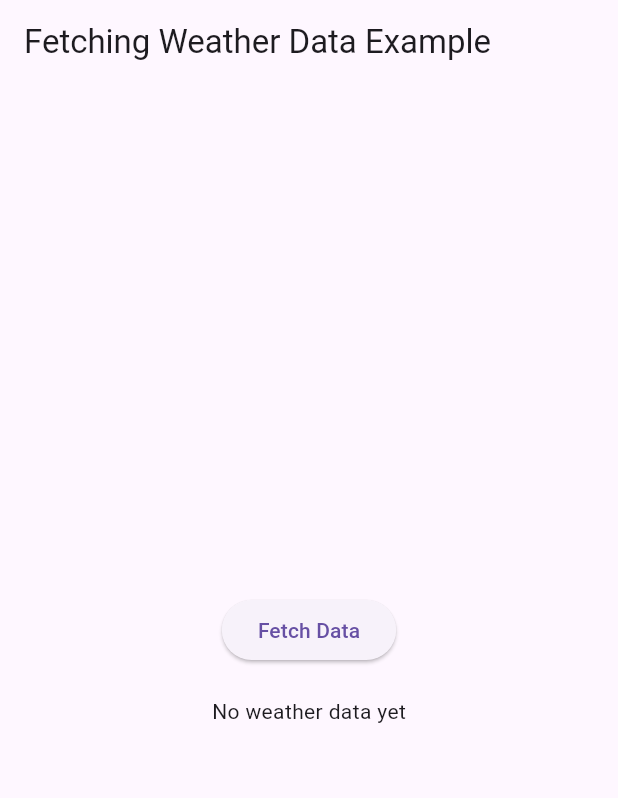
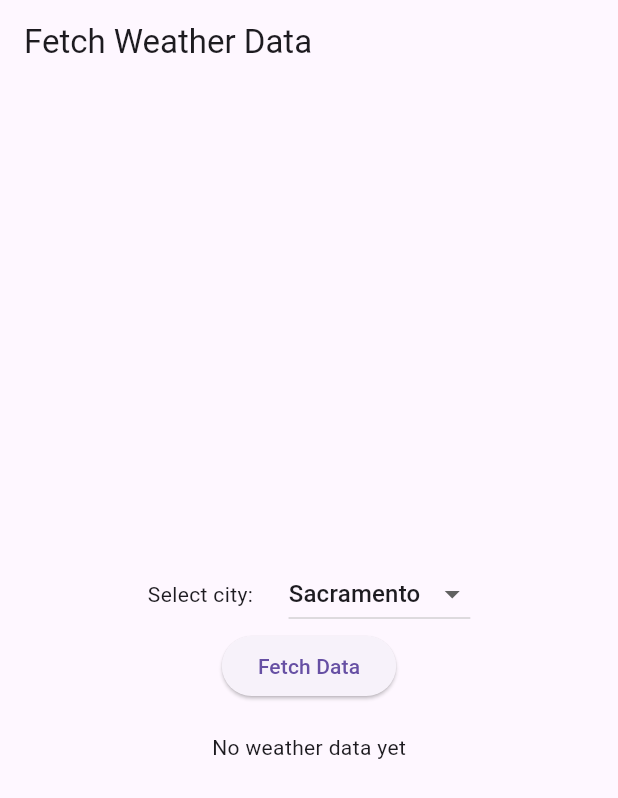
Before and after one commit to imiranda8186/cecs_453_lab_6, a Flutter app: the screen it shows after launch, after a tap on "Fetch Data", on a phone screen of 412 x 824 dp. Shown: the top 798 px of the screen. Run offline on Flutter 3.47's test engine with Material 3 defaults, Android fonts, the light colour scheme and no system bars; our stand-ins replace flutter_dotenv; network calls fail.

Commit message:
Main app functionality

```diff
--- a/lib/main.dart
+++ b/lib/main.dart
@@ -17,6 +17,7 @@ class MainApp extends StatelessWidget {
   @override
   Widget build(BuildContext context) {
     return MaterialApp(
+      debugShowCheckedModeBanner: false,
       home: WeatherScreen(),
     );
   }
@@ -42,7 +43,7 @@ class Weather {
   factory Weather.fromJson(Map<String, dynamic> json){
     return Weather(
       cityName: json['name'],
-      condition: json['weather'][0]['description'],
+      condition: json['weather'][0]['main'],
       temp: json['main']['temp'].toDouble(),
       humidity: json['main']['humidity'],
       windSpeed: json['wind']['speed'].toDouble(),
@@ -53,16 +54,15 @@ class Weather {
 class WeatherService {
   Future<Weather> fetchWeather(String city) async {
     final apiKey = dotenv.env['API_KEY'];
-
-    if (apiKey == null || apiKey.isEmpty){
-      throw Exception('API key is missing. Check .env');
-    }
-
     final response = await http.get(Uri.parse(
       'https://api.openweathermap.org/data/2.5/weather?q=$city&appid=$apiKey&units=metric'
     ));
+
+
     print(response.statusCode);
     print(response.body);
+
+
     if (response.statusCode==200) {
       final jsonData = jsonDecode(response.body);
       return Weather.fromJson(jsonData);
@@ -82,12 +82,27 @@ class _WeatherScreenState extends State<WeatherScreen> {
   String city = "Sacramento";
   final WeatherService _weatherService = WeatherService();
   Weather? weatherData;
+  final List<String> cities = ["Sacramento", "Long Beach", "Los Angeles", "San Diego",
+                                "Palm Springs", "Carson", "Torrance"];
+  IconData weatherIcon = Icons.help;
 
   Future<void> getWeather() async {
     final data = await _weatherService.fetchWeather(city);
+    IconData selectedIcon;
+
+    if (data.condition == 'Clear') {
+      selectedIcon = Icons.sunny;
+    } else if (data.condition == 'Clouds') {
+      selectedIcon = Icons.cloud;
+    } else if (data.condition == 'Rain' || data.condition == 'Drizzle' || data.condition == 'Thunderstorm') {
+      selectedIcon = Icons.water_drop;
+    } else {
+      selectedIcon = Icons.help_outline;
+    }
 
     setState((){
       weatherData = data;
+      weatherIcon = selectedIcon;
     });
   }
 
@@ -95,12 +110,34 @@ class _WeatherScreenState extends State<WeatherScreen> {
   Widget build(BuildContext context) {
     return Scaffold(
       appBar: AppBar(
-        title: Text('Fetching Weather Data Example')
+        title: Text('Fetch Weather Data')
       ),
       body: Center(
         child: Column(
           mainAxisAlignment: MainAxisAlignment.center,
           children: [
+            Row(
+              mainAxisAlignment: MainAxisAlignment.center,
+              crossAxisAlignment: CrossAxisAlignment.center,
+              children: [
+                Text("Select city: "),
+                SizedBox(width: 20),
+                DropdownButton<String>(
+                    value: city,
+                    items: cities.map((String choice){
+                      return DropdownMenuItem<String>(
+                        value: choice,
+                        child: Text(choice),
+                      );
+                    }).toList(),
+                    onChanged: (String? newValue) {
+                      setState((){
+                        city = newValue!;
+                      });
+                    },
+                  ),
+              ]
+            ),
             ElevatedButton(
               onPressed: getWeather,
               child: const Text('Fetch Data')
@@ -113,6 +150,7 @@ class _WeatherScreenState extends State<WeatherScreen> {
                 else
                 Column(
                   children: [
+                    Icon(weatherIcon, size: 180),
                     Text(weatherData!.cityName),
                     Text(weatherData!.condition),
                     Text('${weatherData!.temp} (Celcius)'),
```
